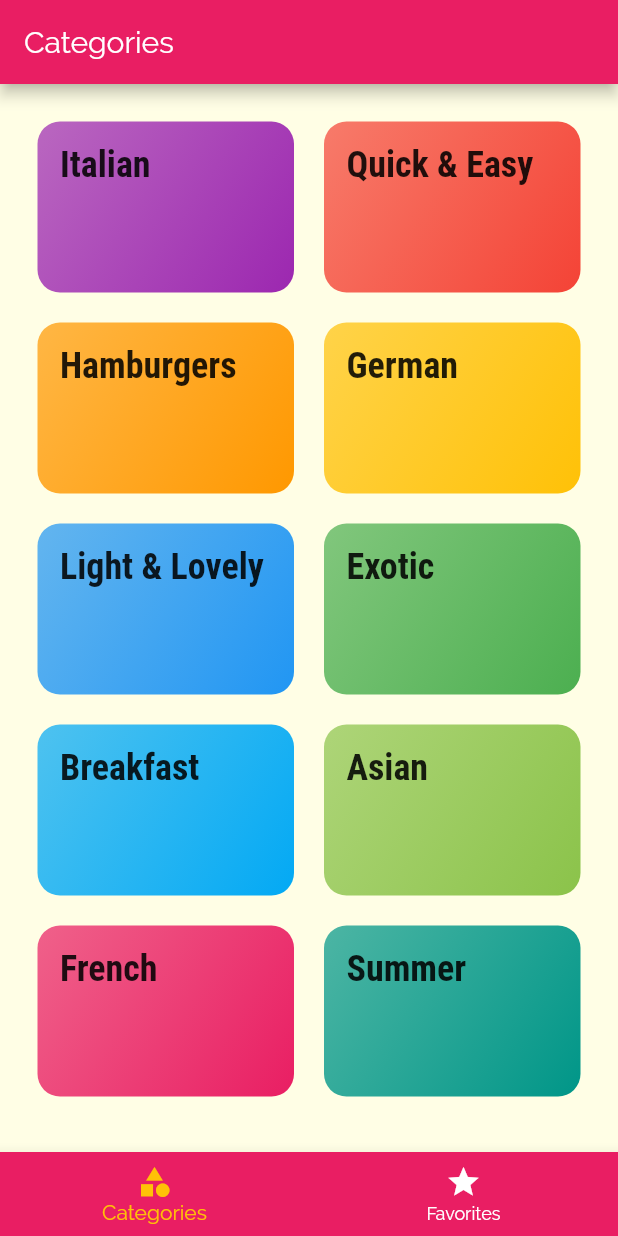
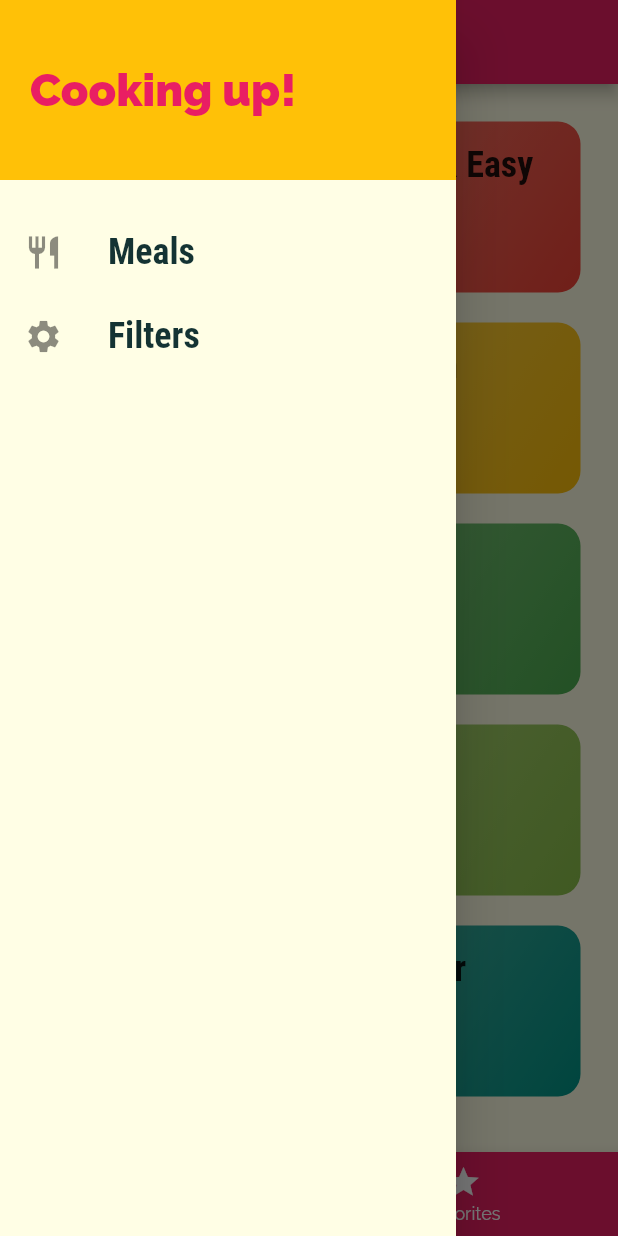
Before and after one commit to leosuncin/flutter_meal_app, a Flutter app: the screen it shows after launch, with the side drawer open (before the commit the screen has no drawer), on a phone screen of 412 x 824 dp. Run offline on Flutter 3.47's test engine with Material 2 defaults, Android fonts, the phone set to English and light mode, and no system bars.

Commit message:
Add custom drawer

```diff
--- /dev/null
+++ b/lib/main_drawer.dart
@@ -0,0 +1,61 @@
+import 'package:flutter/material.dart';
+
+class MainDrawer extends StatelessWidget {
+  Widget buildDrawerItem(IconData icon, String title, Function onTap) {
+    return ListTile(
+      leading: Icon(
+        icon,
+        size: 26,
+      ),
+      title: Text(
+        title,
+        style: TextStyle(
+          fontFamily: 'Roboto Condensed',
+          fontSize: 24,
+          fontWeight: FontWeight.bold,
+        ),
+      ),
+      onTap: onTap,
+    );
+  }
+
+  @override
+  Widget build(BuildContext context) {
+    final theme = Theme.of(context);
+
+    return Drawer(
+      child: Column(
+        children: <Widget>[
+          Container(
+            height: 120,
+            width: double.infinity,
+            padding: EdgeInsets.all(20),
+            alignment: Alignment.centerLeft,
+            color: theme.accentColor,
+            child: Text(
+              'Cooking up!',
+              style: TextStyle(
+                fontWeight: FontWeight.w900,
+                fontSize: 30,
+                color: theme.primaryColor,
+              ),
+            ),
+          ),
+          SizedBox(height: 20),
+          buildDrawerItem(
+            Icons.restaurant,
+            'Meals',
+            () {
+              Navigator.pushNamed(context, '/');
+            },
+          ),
+          buildDrawerItem(
+            Icons.settings,
+            'Filters',
+            () {},
+          ),
+        ],
+      ),
+    );
+  }
+}
--- a/lib/tabs_screen.dart
+++ b/lib/tabs_screen.dart
@@ -1,5 +1,6 @@
 import 'package:flutter/material.dart';
 
+import 'main_drawer.dart';
 import './categories_screen.dart';
 import './favorites_screen.dart';
 
@@ -37,6 +38,7 @@ class _TabsScreenState extends State<TabsScreen> {
         appBar: AppBar(
           title: Text(_pages[_selectedPageIndex]['title']),
         ),
+        drawer: MainDrawer(),
         body: _pages[_selectedPageIndex]['page'],
         bottomNavigationBar: BottomNavigationBar(
           backgroundColor: theme.primaryColor,
```
